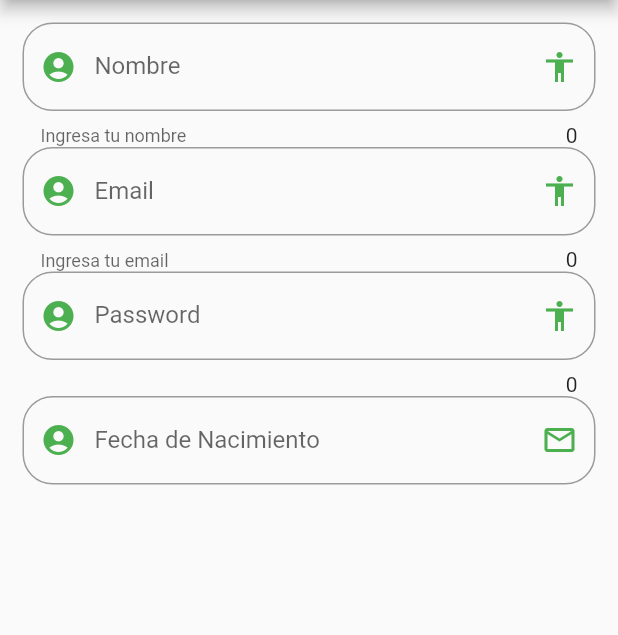
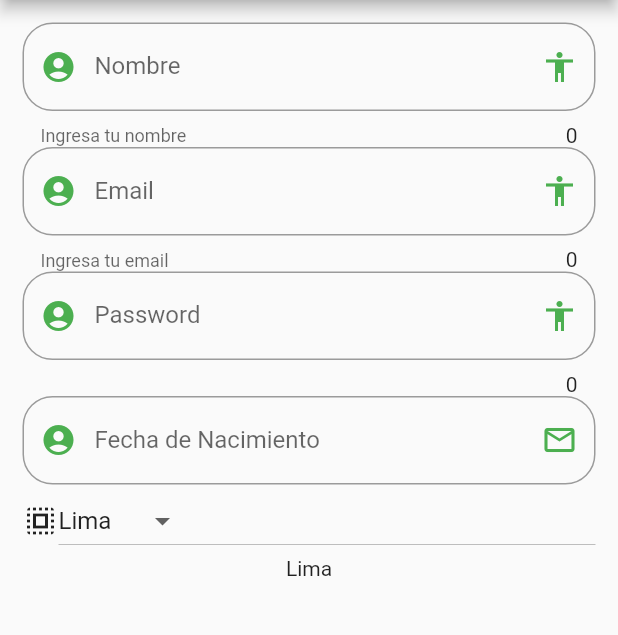
Before and after one commit to rodrileonel/simple_form, a Flutter app: the screen it shows after launch, on a phone screen of 412 x 824 dp, the part 84-719 px from its top. Run offline on Flutter 3.47's test engine with Material 2 defaults, Android fonts, the phone set to English and light mode, and no system bars.

Commit message:
caja de texto

```diff
--- a/lib/pages/formulario_page.dart
+++ b/lib/pages/formulario_page.dart
@@ -14,9 +14,57 @@ class InputPage extends StatelessWidget {
           CajaEmail(),
           CajaPassword(),
           CajaFecha(),
+          ComboBox()
         ]
       )
     );
+  }
+}
+
+class ComboBox extends StatefulWidget {
+
+  @override
+  _ComboBoxState createState() => _ComboBoxState();
+}
+
+class _ComboBoxState extends State<ComboBox> {
+
+  List<String> _ciudades = ['Lima','Cuzco','Piura','Tumbes'];
+  String _actual = 'Lima';
+
+  @override
+  Widget build(BuildContext context) {
+    return Column(
+      children: [
+        Row(
+          children:[
+            Icon(Icons.select_all),
+            Expanded(
+              child: DropdownButton(
+                value: _actual,
+                items: getItems(),
+                onChanged: (option){
+                  setState(() {});
+                  _actual = option;
+                },
+              ),
+            )
+          ]
+        ),
+        Text(_actual)
+      ],
+    );
+  }
+
+  List<DropdownMenuItem<String>> getItems() {
+    List<DropdownMenuItem<String>> options = List();
+    _ciudades.map((ciudad) => options.add(
+      DropdownMenuItem(
+        child: Text(ciudad),
+        value: ciudad,
+      )
+    )).toList();
+    return options;
   }
 }
 
@@ -27,10 +75,12 @@ class CajaFecha extends StatefulWidget {
 class _CajaFechaState extends State<CajaFecha> {
 
   String _fecha = '';
+  TextEditingController _textController = TextEditingController();
 
   @override
   Widget build(BuildContext context) {
     return TextField(
+      controller: _textController,
       decoration: InputDecoration(
         suffixIcon: Icon(Icons.email_outlined, color: Colors.green,),
         prefixIcon: Icon(Icons.account_circle, color: Colors.green,),
@@ -40,17 +90,27 @@ class _CajaFechaState extends State<CajaFecha> {
           borderRadius: BorderRadius.circular(20)
         )
       ),
-      onChanged: (valor){
-        setState(() {});
-        _selectDate();
+      onTap: (){
+        FocusScope.of(context).requestFocus(FocusNode());
+        _selectDate(context);
       },
     );
   }
 
-  void _selectDate(){
+  void _selectDate(BuildContext context) async {
+    DateTime date = await showDatePicker(
+      context: context,
+      firstDate: DateTime(2020),
+      lastDate: DateTime(2022),
+      initialDate: DateTime.now(),
+    );
 
+    if(date!=null){
+      setState(() {});
+      _fecha = date.toString();
+      _textController.text = _fecha;
+    }
   }
-
 }
 
 class CajaPassword extends StatefulWidget {
```
